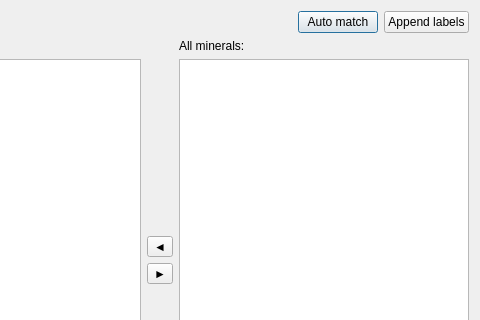
Qt form src/mudlab/ui/match_minerals.ui (Parthasarathi-Ghosh/MudLab2) before a commit; both pictures show x 160 to 640 and y 0 to 320 of the 640 by 520 pixel window.
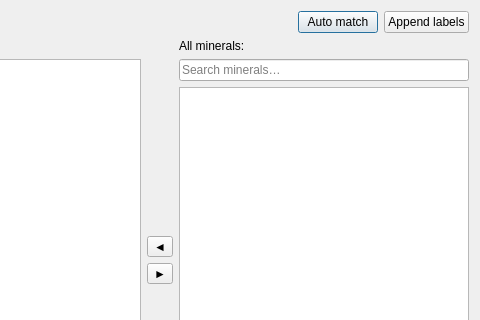
The same form after that commit.

Commit message: Add a search box to the Match Minerals dialog

```diff
--- a/src/mudlab/ui/match_minerals.ui
+++ b/src/mudlab/ui/match_minerals.ui
@@ -134,6 +134,19 @@
          </property>
         </widget>
        </item>
+       <item>
+        <widget class="QLineEdit" name="edit_search">
+         <property name="clearButtonEnabled">
+          <bool>true</bool>
+         </property>
+         <property name="placeholderText">
+          <string>Search minerals&#8230;</string>
+         </property>
+         <property name="toolTip">
+          <string>Filter the list by mineral name or abbreviation.</string>
+         </property>
+        </widget>
+       </item>
        <item>
         <widget class="QTreeView" name="tv_minerals">
          <property name="rootIsDecorated">
```
The commit also changes 3 other files.
